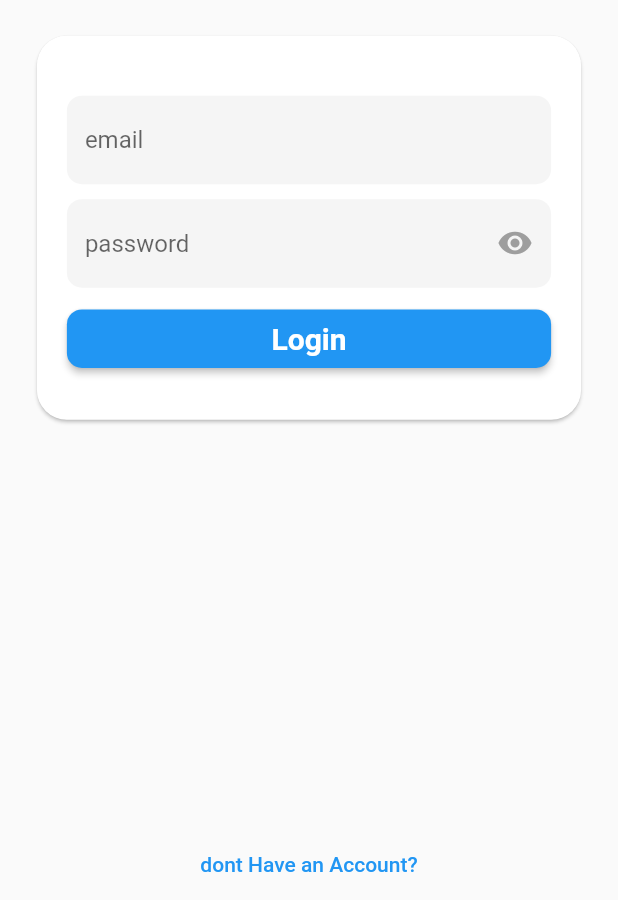
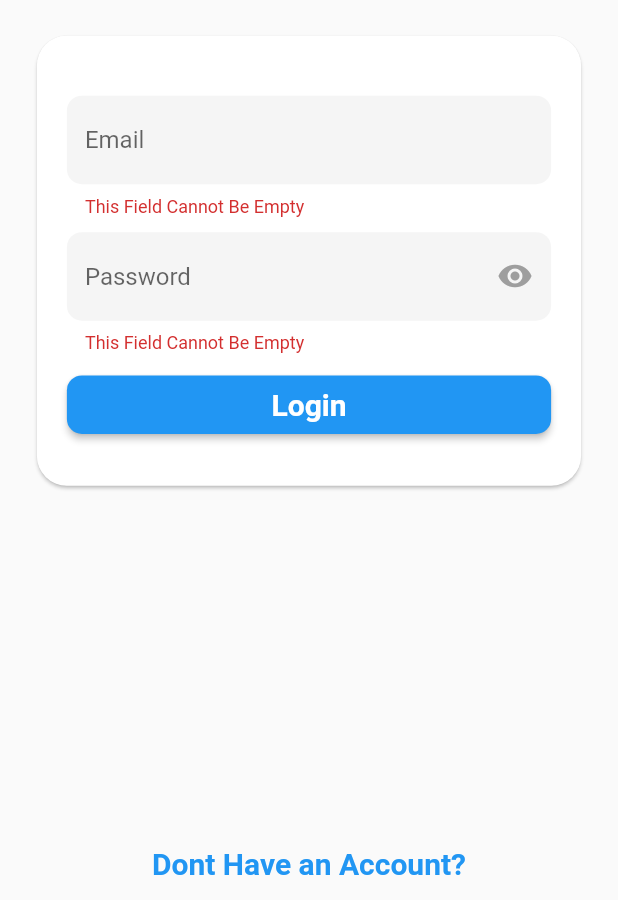
Before and after one commit to alanpv92/my-shop, a Flutter app: the screen it shows after launch, after a tap on "Login", on a phone screen of 412 x 824 dp, the part 336-1236 px from its top. Run offline on Flutter 3.47's test engine with Material 2 defaults, Android fonts, the phone set to English and light mode, and no system bars; our stand-ins replace flutter_riverpod.

Commit message:
refactored the ui code

```diff
--- /dev/null
+++ b/client/myshop/lib/managers/text.dart
@@ -0,0 +1,24 @@
+mixin CommonText {
+  final String appName = "My Shop";
+}
+
+mixin ValidationText {
+  final String formEmptyValidation = "This Field Cannot Be Empty";
+}
+
+mixin AuthText {
+  final String register = "Register";
+  final String login = "Login";
+  final String loginRedirect = 'Already Have An Account?';
+  final String registerRedirect = "Dont Have an Account?";
+
+  final String userNameHint = 'User Name';
+  final String passwordHint = 'Password';
+  final String emailHint = 'Email';
+}
+
+class TextManger with AuthText, CommonText,ValidationText {
+  TextManger._();
+  static TextManger instance = TextManger._();
+  factory TextManger() => instance;
+}
--- a/client/myshop/lib/theme/app.dart
+++ b/client/myshop/lib/theme/app.dart
@@ -12,6 +12,21 @@ class AppTheme {
   AppTheme({required this.colorManager});
   ThemeData getLightTheme() => ThemeData.light().copyWith(
       primaryColor: colorManager.primaryColor,
-      textTheme: const TextTheme(
-          labelMedium: TextStyle(fontSize: 20, fontWeight: FontWeight.w700)));
+      textTheme:  TextTheme(
+          headlineLarge: TextStyle(
+            fontSize: 50,
+            fontWeight: FontWeight.w800,
+            color: colorManager.primaryColor
+          ),
+           headlineMedium: TextStyle(
+            fontSize: 30,
+            fontWeight: FontWeight.w600,
+            color: colorManager.primaryColor
+          ),
+           headlineSmall: TextStyle(
+            fontSize: 20,
+            fontWeight: FontWeight.w400,
+            color: colorManager.primaryColor
+          ),
+          labelMedium: const TextStyle(fontSize: 20, fontWeight: FontWeight.w700)));
 }
--- a/client/myshop/lib/ui/screen/authentication.dart
+++ b/client/myshop/lib/ui/screen/authentication.dart
@@ -1,4 +1,5 @@
 import 'package:flutter/material.dart';
+import 'package:myshop/managers/text.dart';
 import 'package:myshop/ui/widgets/authentication/auth_box.dart';
 
 class AuthenticationScreen extends StatelessWidget {
@@ -6,28 +7,25 @@ class AuthenticationScreen extends StatelessWidget {
 
   @override
   Widget build(BuildContext context) {
-    return const Scaffold(
+    return Scaffold(
       body: SafeArea(
           child: SizedBox(
         width: double.infinity,
         child: Column(
           children: [
-            Expanded(child: SizedBox()),
+            const Expanded(child: SizedBox()),
             Expanded(
               flex: 4,
               child: Column(
                 children: [
                   Text(
-                    "My Shop",
-                    style: TextStyle(
-                        color: Colors.blue,
-                        fontSize: 50,
-                        fontWeight: FontWeight.w800),
+                    TextManger.instance.appName,
+                    style:Theme.of(context).textTheme.headlineLarge,
                   ),
-                  SizedBox(
+                 const SizedBox(
                     height: 20,
                   ),
-                  Expanded(child: AuthBox()),
+                 const Expanded(child: AuthBox()),
                 ],
               ),
             )
--- a/client/myshop/lib/ui/widgets/authentication/auth_box.dart
+++ b/client/myshop/lib/ui/widgets/authentication/auth_box.dart
@@ -1,4 +1,5 @@
 import 'package:flutter/material.dart';
+import 'package:myshop/managers/text.dart';
 import 'package:myshop/models/custom_form.dart';
 import 'package:myshop/ui/widgets/common/custom%20form/custom_form.dart';
 
@@ -34,6 +35,7 @@ class _AuthBoxState extends State<AuthBox> {
 
   @override
   Widget build(BuildContext context) {
+    final textTheme = Theme.of(context).textTheme;
     return LayoutBuilder(
       builder: (context, constraints) {
         return SizedBox(
@@ -49,19 +51,24 @@ class _AuthBoxState extends State<AuthBox> {
                       padding: const EdgeInsets.symmetric(
                           horizontal: 20, vertical: 30),
                       child: CustomForm(
-                          buttonText: isReg ? "Register" : "Login",
+                          formAction: () {
+                            //logic to call notifier
+                          },
+                          buttonText: isReg
+                              ? TextManger.instance.register
+                              : TextManger.instance.login,
                           formData: [
                             if (isReg)
                               CustomFormModel(
                                   controller: _userNameController,
-                                  hintText: "username"),
+                                  hintText: TextManger.instance.userNameHint),
                             CustomFormModel(
                                 controller: _emailEditingController,
-                                hintText: "email"),
+                                hintText: TextManger.instance.emailHint),
                             CustomFormModel(
                                 controller: _passwordEditingController,
                                 isPass: true,
-                                hintText: "password"),
+                                hintText: TextManger.instance.passwordHint),
                           ]),
                     )),
                 Align(
@@ -72,8 +79,16 @@ class _AuthBoxState extends State<AuthBox> {
                         });
                       },
                       child: isReg
-                          ? const Text('Already Have An Account?')
-                          : const Text("dont Have an Account?")),
+                          ? Text(
+                              TextManger.instance.loginRedirect,
+                              style: textTheme.headlineSmall
+                                  ?.copyWith(fontWeight: FontWeight.w700),
+                            )
+                          : Text(
+                              TextManger.instance.registerRedirect,
+                              style: textTheme.headlineSmall
+                                  ?.copyWith(fontWeight: FontWeight.w700),
+                            )),
                 )
               ],
             ));
--- a/client/myshop/lib/ui/widgets/common/custom form/custom_form.dart
+++ b/client/myshop/lib/ui/widgets/common/custom form/custom_form.dart
@@ -5,11 +5,19 @@ import 'package:myshop/ui/widgets/common/custom%20form/custom_text_form_field.da
 class CustomForm extends StatelessWidget {
   final List<CustomFormModel> formData;
   final String buttonText;
-  const CustomForm({super.key, required this.formData,required this.buttonText});
+  final Function? formAction;
+   CustomForm(
+      {super.key,
+      required this.formData,
+      required this.buttonText,
+      this.formAction});
+  final GlobalKey<FormState> _formKey = GlobalKey<FormState>();
 
   @override
   Widget build(BuildContext context) {
-    return Column(
+    return Form(
+      key: _formKey,
+      child: Column(
         children: [
           ...(formData
               .map((e) => Column(
@@ -30,7 +38,11 @@ class CustomForm extends StatelessWidget {
                   style: ElevatedButton.styleFrom(
                       shape: RoundedRectangleBorder(
                           borderRadius: BorderRadius.circular(10))),
-                onPressed: () {},
+                  onPressed: () {
+                    if (formAction != null&&_formKey.currentState!.validate()) {
+                      formAction!();
+                    }
+                  },
                   child: Padding(
                     padding: const EdgeInsets.all(8.0),
                     child: Text(
@@ -39,6 +51,7 @@ class CustomForm extends StatelessWidget {
                     ),
                   )))
         ],
+      ),
     );
   }
 }
--- a/client/myshop/lib/ui/widgets/common/custom form/custom_text_form_field.dart
+++ b/client/myshop/lib/ui/widgets/common/custom form/custom_text_form_field.dart
@@ -1,4 +1,5 @@
 import 'package:flutter/material.dart';
+import 'package:myshop/managers/text.dart';
 import 'package:myshop/models/custom_form.dart';
 
 class CustomTextFormField extends StatefulWidget {
@@ -22,6 +23,12 @@ class _CustomTextFormFieldState extends State<CustomTextFormField> {
     return TextFormField(
       obscureText: widget.data.isPass ? !isPassVisible : false,
       controller: widget.data.controller,
+      validator: (value) {
+        if (value!.isEmpty) {
+          return TextManger.instance.formEmptyValidation;
+        }
+        return null;
+      },
       style: const TextStyle(color: Colors.black),
       decoration: InputDecoration(
           filled: true,
```
Lines whose indentation alone changed are shown as unchanged.
